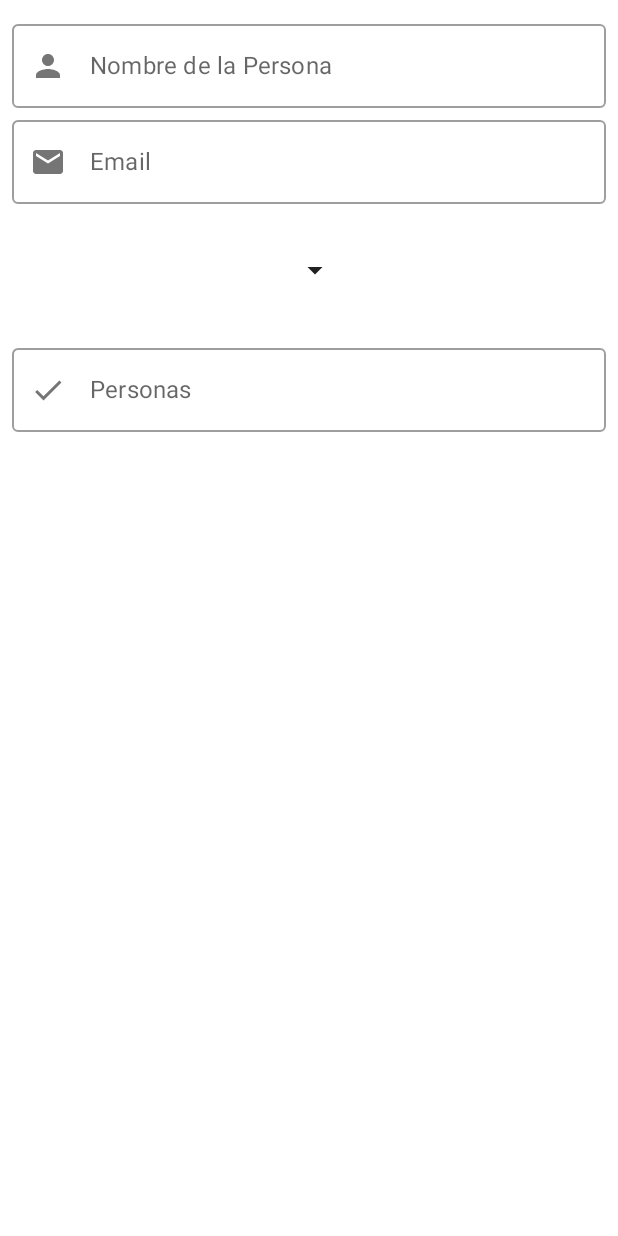
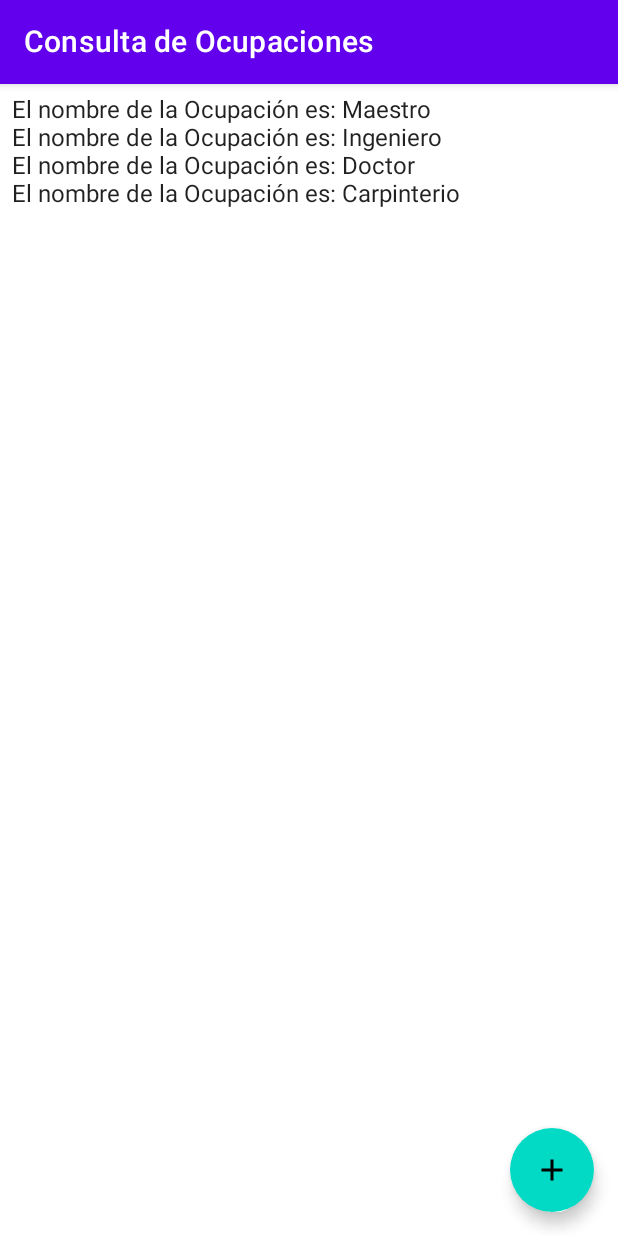
Before and after one commit to nachelysanchez/PrestamosRegisterCompose, an Android app built with Jetpack Compose: the screen it shows after launch (MainActivity), on a phone screen of 412 x 824 dp. Run offline under Robolectric (Android 15) with nearby library versions, the phone set to English and light mode, and no system bars.

Commit message:
Agregando Spinner, y iniciando navigation

```diff
--- a/app/src/main/java/com/example/peopleregistercompose/MainActivity.kt
+++ b/app/src/main/java/com/example/peopleregistercompose/MainActivity.kt
@@ -3,22 +3,26 @@ package com.example.peopleregistercompose
 import android.os.Bundle
 import androidx.activity.ComponentActivity
 import androidx.activity.compose.setContent
+import androidx.compose.foundation.border
 import androidx.compose.foundation.clickable
 import androidx.compose.foundation.layout.*
 import androidx.compose.foundation.lazy.LazyColumn
 import androidx.compose.foundation.lazy.items
 import androidx.compose.material.*
 import androidx.compose.material.icons.Icons
-import androidx.compose.material.icons.filled.ArrowDropDown
-import androidx.compose.material.icons.filled.Check
-import androidx.compose.material.icons.filled.Email
-import androidx.compose.material.icons.filled.Person
+import androidx.compose.material.icons.filled.*
 import androidx.compose.runtime.*
+import androidx.compose.runtime.saveable.rememberSaveable
 import androidx.compose.ui.Alignment
 import androidx.compose.ui.Modifier
+import androidx.compose.ui.graphics.Color
 import androidx.compose.ui.tooling.preview.Preview
 import androidx.compose.ui.unit.dp
 import androidx.compose.ui.unit.sp
+import androidx.navigation.NavHostController
+import androidx.navigation.compose.NavHost
+import androidx.navigation.compose.composable
+import androidx.navigation.compose.rememberNavController
 import com.example.peopleregistercompose.ui.theme.PeopleRegisterComposeTheme
 
 
@@ -43,14 +47,91 @@ class MainActivity : ComponentActivity() {
 
 @Composable
 fun MyApp() {
-    RegistroPersonaScreen()
+    val navHostController = rememberNavController()
+
+    NavHost(navController = navHostController, startDestination = "ConsultaOcupaciones"){
+        composable("ConsultaOcupaciones"){
+            ConsultaOcupacionesScreen(navHostController = navHostController)
+        }
+        composable("RegistroOcupaciones"){
+            RegistroOcupacionesScreen(navHostController = navHostController)
+        }
+        composable("ConsultaPersonas"){
+            ConsultaPersonaScreen()
+        }
+        composable("RegistroPersona"){
+            RegistroPersonaScreen()
+        }
+    }
+}
+
+@Composable
+fun ConsultaOcupacionesScreen(navHostController: NavHostController){
+    Scaffold(
+        topBar = {
+            TopAppBar(
+                title = { Text(text = "Consulta de Ocupaciones")}
+            )
+        },
+        floatingActionButton = {
+            FloatingActionButton(onClick = {
+                navHostController.navigate("RegistroOcupaciones")
+            }) {
+                Icon(imageVector = Icons.Default.Add, contentDescription = null)
+            }
+        }
+
+    ) {
+        Column(modifier = Modifier.padding(8.dp)) {
+
+            val lista = listOf("Maestro", "Ingeniero", "Doctor", "Carpinterio")
+
+            LazyColumn(modifier = Modifier.fillMaxWidth()){
+                items(lista){
+                        ocupacion -> RowOcupacion(ocupacion = ocupacion)
+                }
+            }
+
+
+        }
+    }
+
+}
+
+@Composable
+fun RegistroOcupacionesScreen(navHostController: NavHostController){
+    var ocupacion by rememberSaveable(){
+        mutableStateOf("")
+    }
+
+    Column(modifier = Modifier.padding(8.dp)) {
+        OutlinedTextField(
+            value = ocupacion,
+            onValueChange = {ocupacion = it},
+            modifier = Modifier.fillMaxWidth(),
+            label = {
+                Text(text = "Nombre de la Ocupaci~n")
+            },
+            leadingIcon = {
+                Icon(
+                    imageVector = Icons.Default.Person,
+                    contentDescription = null)
+            }
+        )
+
+
+
+        OutlinedButton(onClick = { navHostController.navigateUp() }) {
+            Text(text = "Guardar")
+        }
+    }
 }
 
 @Composable
 fun ConsultaPersonaScreen(){
     Column(modifier = Modifier.padding(8.dp)) {
         Button(onClick = { /*TODO*/ }) {
-            Text(text = "Nuevo")
+            Text(text = "Nueva Ocupación")
         }
         val lista = listOf("Kelvin", "Alvaro", "Nachely", "Vismar", "Enel", "Junior")
 
@@ -64,11 +145,15 @@ fun ConsultaPersonaScreen(){
 
 @Composable
 fun RegistroPersonaScreen(){
+    var person by rememberSaveable(){
+        mutableStateOf("")
+    }
+
     val ocup = listOf("Maestro", "Ingeniero", "Doctor", "Carpinterio")
     Column(modifier = Modifier.padding(8.dp)) {
         OutlinedTextField(
-            value = "",
-            onValueChange = {},
+            value = person,
+            onValueChange = {person = it},
             modifier = Modifier.fillMaxWidth(),
             label = {
                 Text(text = "Nombre de la Persona")
@@ -101,7 +186,7 @@ fun RegistroPersonaScreen(){
             onValueChange = {},
             modifier = Modifier.fillMaxWidth(),
             label = {
-                Text(text = "Personas")
+                Text(text = "Salario")
             },
             leadingIcon = {
                 Icon(
@@ -109,6 +194,10 @@ fun RegistroPersonaScreen(){
                     contentDescription = null)
             }
         )
+
+        OutlinedButton(onClick = { /*TODO*/ }) {
+            Text(text = "Guardar")
+        }
     }
 }
 
@@ -123,7 +212,7 @@ fun OcupacionesSpinner(ocupacion:List<String>){
     }
     Box(Modifier.fillMaxWidth(), contentAlignment = Alignment.Center) {
         Row(Modifier
-            .padding(24.dp)
+            .fillMaxWidth()
             .clickable {
                 expended = !expended
             }
@@ -131,6 +220,7 @@ fun OcupacionesSpinner(ocupacion:List<String>){
             horizontalArrangement = Arrangement.Center,
             verticalAlignment = Alignment.CenterVertically
         ){
+
             Text(text = ocupacionText, fontSize = 18.sp, modifier = Modifier.padding(end = 8.dp))
             Icon(imageVector = Icons.Filled.ArrowDropDown, contentDescription = "")
             DropdownMenu(expanded = expended, onDismissRequest = { expended = false}) {
@@ -157,6 +247,13 @@ fun RowPersona(nombre:String){
     }
 }
 
+@Composable
+fun RowOcupacion(ocupacion:String){
+    Row() {
+        Text(text = "El nombre de la Ocupación es: $ocupacion")
+    }
+}
+
 @Preview(showBackground = true)
 @Composable
 fun DefaultPreview() {
```
